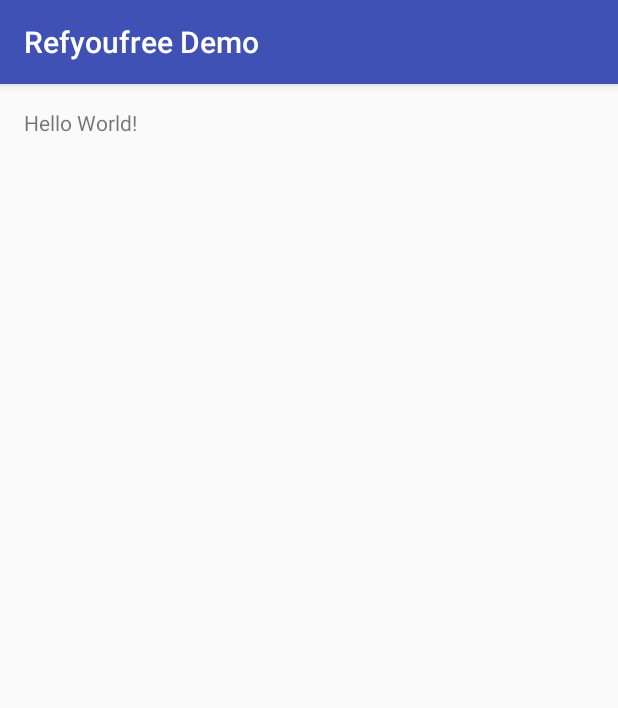
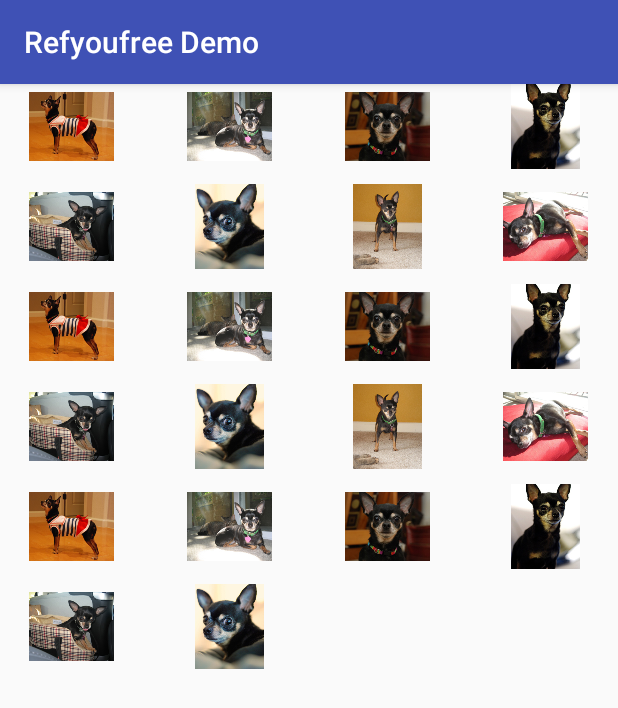
Before and after one commit to serant/Refufree, an Android app: the screen it shows after launch (MainActivity), on a phone screen of 412 x 824 dp. Shown: the top 708 px of the screen. Run offline under Robolectric (Android 15) with nearby library versions, the light colour scheme and no system bars.

Commit message:
Implemented example code for grid array of buttons

```diff
--- /dev/null
+++ b/app/src/main/java/com/seran/refyoufreedemo/ImageAdapter.java
@@ -0,0 +1,63 @@
+package com.seran.refyoufreedemo;
+
+import android.content.Context;
+import android.view.View;
+import android.view.ViewGroup;
+import android.widget.BaseAdapter;
+import android.widget.GridView;
+import android.widget.ImageView;
+
+/**
+ * Created by seranthirugnanam on 2016-12-01.
+ */
+
+public class ImageAdapter extends BaseAdapter {
+
+    private Context mContext;
+
+    public ImageAdapter(Context c){
+        mContext = c;
+    }
+
+    public int getCount() {
+        return mThumbIds.length;
+    }
+
+    public Object getItem(int poistion) {
+        return null;
+    }
+
+    public long getItemId(int position) {
+        return 0;
+    }
+
+    public View getView(int position, View convertView, ViewGroup parent){
+        ImageView imageView;
+        if (convertView == null) {
+            imageView = new ImageView(mContext);
+            imageView.setLayoutParams(new GridView.LayoutParams(85, 85));
+            imageView.setScaleType(ImageView.ScaleType.CENTER_CROP);
+            imageView.setPadding(8, 8, 8, 8);
+        } else  {
+            imageView = (ImageView) convertView;
+        }
+
+        imageView.setImageResource(mThumbIds[position]);
+
+        return imageView;
+    }
+
+    private Integer[] mThumbIds = {
+            R.drawable.sample_2, R.drawable.sample_3,
+            R.drawable.sample_4, R.drawable.sample_5,
+            R.drawable.sample_6, R.drawable.sample_7,
+            R.drawable.sample_0, R.drawable.sample_1,
+            R.drawable.sample_2, R.drawable.sample_3,
+            R.drawable.sample_4, R.drawable.sample_5,
+            R.drawable.sample_6, R.drawable.sample_7,
+            R.drawable.sample_0, R.drawable.sample_1,
+            R.drawable.sample_2, R.drawable.sample_3,
+            R.drawable.sample_4, R.drawable.sample_5,
+            R.drawable.sample_6, R.drawable.sample_7
+    };
+}
--- a/app/src/main/java/com/seran/refyoufreedemo/MainActivity.java
+++ b/app/src/main/java/com/seran/refyoufreedemo/MainActivity.java
@@ -1,7 +1,15 @@
 package com.seran.refyoufreedemo;
 
+import android.content.Context;
 import android.support.v7.app.AppCompatActivity;
 import android.os.Bundle;
+import android.view.View;
+import android.view.ViewGroup;
+import android.widget.AdapterView;
+import android.widget.BaseAdapter;
+import android.widget.GridView;
+import android.widget.ImageView;
+import android.widget.Toast;
 
 public class MainActivity extends AppCompatActivity {
 
@@ -9,5 +17,16 @@ public class MainActivity extends AppCompatActivity {
     protected void onCreate(Bundle savedInstanceState) {
         super.onCreate(savedInstanceState);
         setContentView(R.layout.activity_main);
+
+        GridView gridView = (GridView) findViewById(R.id.gridview);
+        gridView.setAdapter(new ImageAdapter(this));
+
+        gridView.setOnItemClickListener(new AdapterView.OnItemClickListener() {
+            public void onItemClick(AdapterView<?> parent, View v,
+                                    int position, long id) {
+                Toast.makeText(MainActivity.this, "" + position,
+                        Toast.LENGTH_SHORT).show();
+            }
+        });
     }
 }
--- a/app/src/main/res/layout/activity_main.xml
+++ b/app/src/main/res/layout/activity_main.xml
@@ -1,18 +1,12 @@
 <?xml version="1.0" encoding="utf-8"?>
-<RelativeLayout
-    xmlns:android="http://schemas.android.com/apk/res/android"
-    xmlns:tools="http://schemas.android.com/tools"
-    android:id="@+id/activity_main"
+<GridView xmlns:android="http://schemas.android.com/apk/res/android"
+    android:id="@+id/gridview"
     android:layout_width="match_parent"
     android:layout_height="match_parent"
-    android:paddingLeft="@dimen/activity_horizontal_margin"
-    android:paddingRight="@dimen/activity_horizontal_margin"
-    android:paddingTop="@dimen/activity_vertical_margin"
-    android:paddingBottom="@dimen/activity_vertical_margin"
-    tools:context="com.seran.refyoufreedemo.MainActivity">
-
-    <TextView
-        android:layout_width="wrap_content"
-        android:layout_height="wrap_content"
-        android:text="Hello World!" />
-</RelativeLayout>
+    android:columnWidth="90dp"
+    android:numColumns="auto_fit"
+    android:verticalSpacing="10dp"
+    android:horizontalSpacing="10dp"
+    android:stretchMode="columnWidth"
+    android:gravity="center"
+    />
```
Also changed, not shown: app/src/main/res/drawable/sample_0.jpg (added), app/src/main/res/drawable/sample_1.jpg (added), app/src/main/res/drawable/sample_2.jpg (added), app/src/main/res/drawable/sample_3.jpg (added), app/src/main/res/drawable/sample_4.jpg (added), app/src/main/res/drawable/sample_5.jpg (added), app/src/main/res/drawable/sample_6.jpg (added), app/src/main/res/drawable/sample_7.jpg (added).
